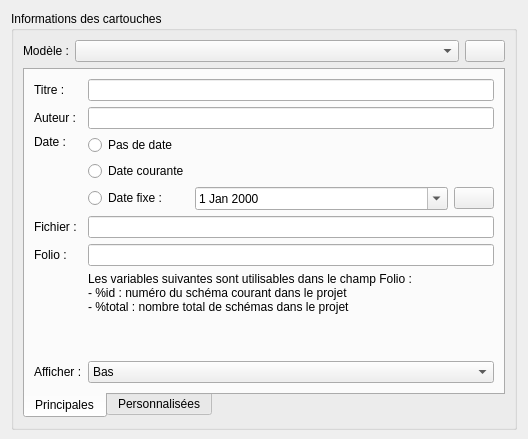
First picture: the form in sources/ui/titleblockpropertieswidget.ui, repository qelectrotech/qelectrotech-source-mirror, before the edit.
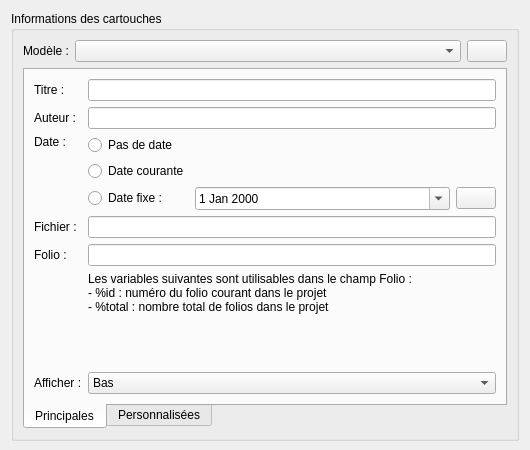
Second picture: the form after the edit. Icons and pictures are not drawn.

Commit message: Made a more distinctive use of french words "projet", "schéma" and "folio" in the GUI

What changed in the file:
```diff
--- a/sources/ui/titleblockpropertieswidget.ui
+++ b/sources/ui/titleblockpropertieswidget.ui
@@ -6,8 +6,8 @@
    <rect>
     <x>0</x>
     <y>0</y>
-    <width>528</width>
-    <height>439</height>
+    <width>530</width>
+    <height>450</height>
    </rect>
   </property>
   <property name="sizePolicy">
@@ -136,8 +136,8 @@
               </property>
               <property name="text">
                <string>Les variables suivantes sont utilisables dans le champ Folio :
-- %id : numéro du schéma courant dans le projet 
-- %total : nombre total de schémas dans le projet</string>
+- %id : numéro du folio courant dans le projet 
+- %total : nombre total de folios dans le projet</string>
               </property>
               <property name="scaledContents">
                <bool>false</bool>
```
The commit also changes 19 other files.
